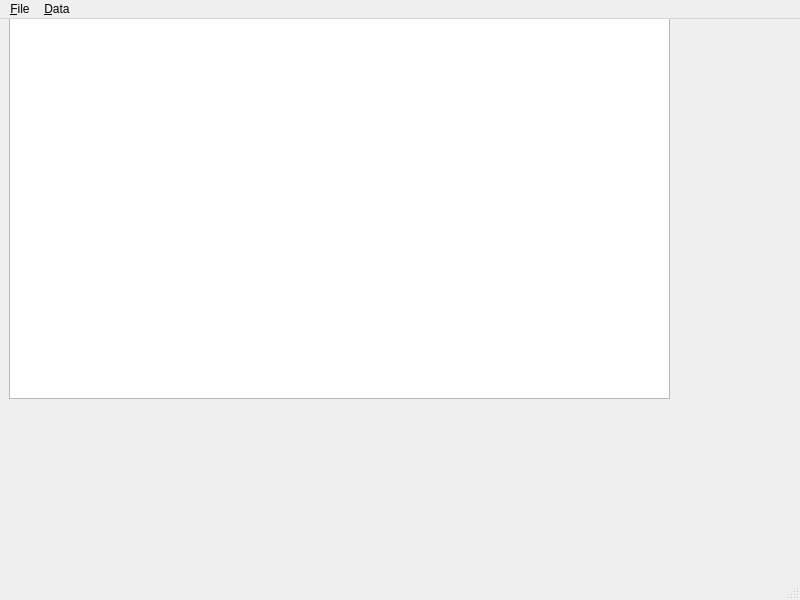
This is mainwindow.ui in ProcyanCS/NBGS as Qt 5 draws it before an edit. The edited form follows.
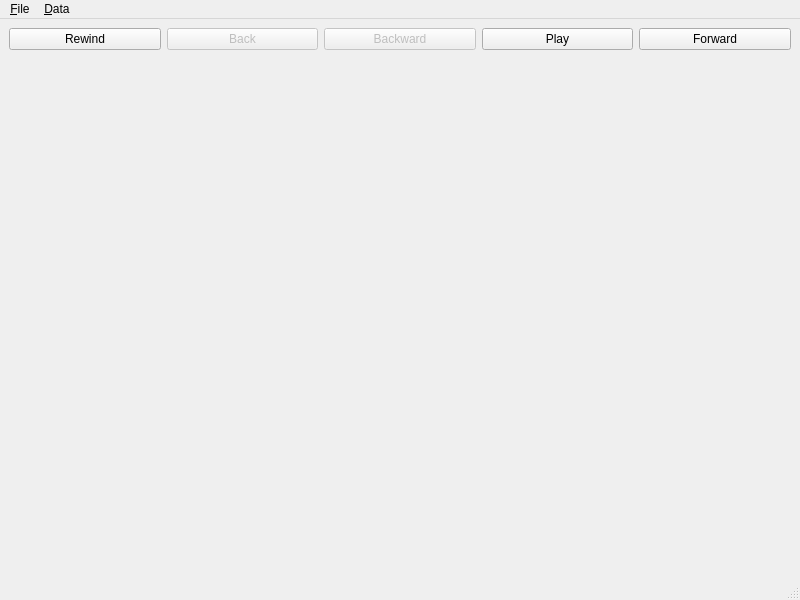
This is the edited form.

```diff
--- a/mainwindow.ui
+++ b/mainwindow.ui
@@ -14,21 +14,66 @@
    <string>MainWindow</string>
   </property>
   <widget class="QWidget" name="centralwidget">
-   <widget class="QWidget" name="gridLayoutWidget">
-    <property name="geometry">
-     <rect>
-      <x>9</x>
-      <y>-1</y>
-      <width>661</width>
-      <height>381</height>
-     </rect>
-    </property>
-    <layout class="QGridLayout" name="gridLayout">
-     <item row="0" column="0">
-      <widget class="QListWidget" name="listWidget"/>
-     </item>
-    </layout>
-   </widget>
+   <layout class="QGridLayout" name="gridLayout">
+    <item row="1" column="0">
+     <layout class="QVBoxLayout" name="verticalLayout_3">
+      <item>
+       <widget class="QWidget" name="viewWidget" native="true"/>
+      </item>
+     </layout>
+    </item>
+    <item row="0" column="0">
+     <layout class="QHBoxLayout" name="horizontalLayout_2">
+      <item>
+       <widget class="QPushButton" name="btn_Rewind">
+        <property name="text">
+         <string>Rewind</string>
+        </property>
+        <property name="iconSize">
+         <size>
+          <width>16</width>
+          <height>16</height>
+         </size>
+        </property>
+       </widget>
+      </item>
+      <item>
+       <widget class="QPushButton" name="btn_FrameBackward">
+        <property name="enabled">
+         <bool>false</bool>
+        </property>
+        <property name="text">
+         <string>Back</string>
+        </property>
+       </widget>
+      </item>
+      <item>
+       <widget class="QPushButton" name="btn_PlayBackward">
+        <property name="enabled">
+         <bool>false</bool>
+        </property>
+        <property name="text">
+         <string>Backward</string>
+        </property>
+       </widget>
+      </item>
+      <item>
+       <widget class="QPushButton" name="btn_PlayForward">
+        <property name="text">
+         <string>Play</string>
+        </property>
+       </widget>
+      </item>
+      <item>
+       <widget class="QPushButton" name="btn_FrameForward">
+        <property name="text">
+         <string>Forward</string>
+        </property>
+       </widget>
+      </item>
+     </layout>
+    </item>
+   </layout>
   </widget>
   <widget class="QMenuBar" name="menubar">
    <property name="geometry">
```
